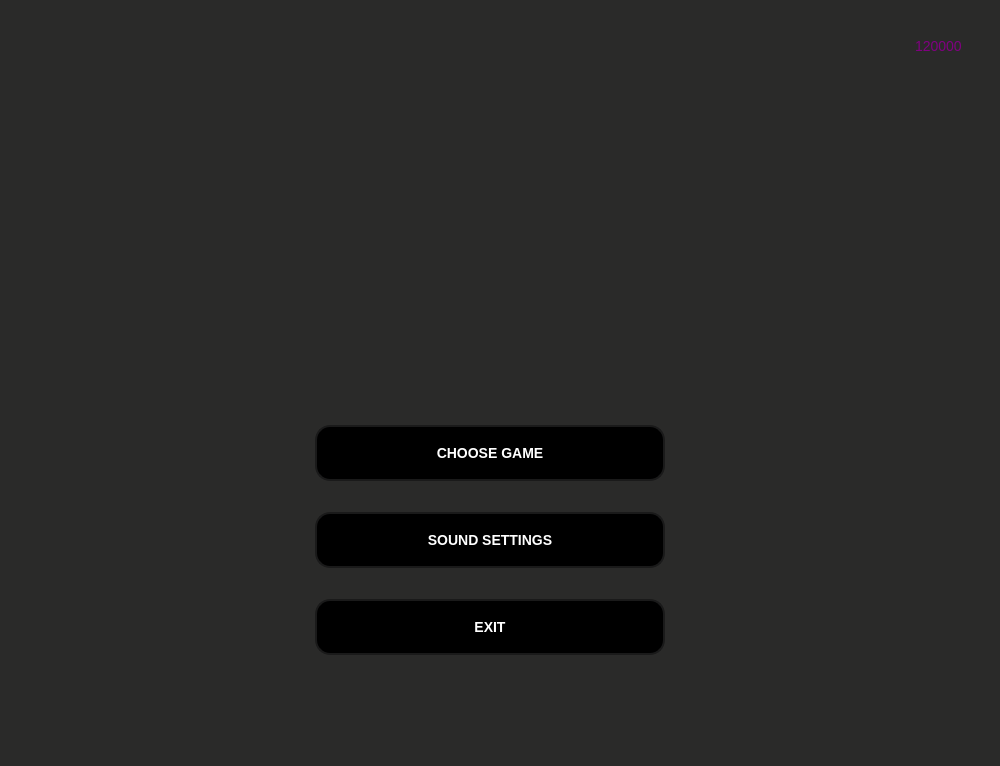
First picture: the form in mainmenu.ui, repository tompavlo/Arcades, before the edit.
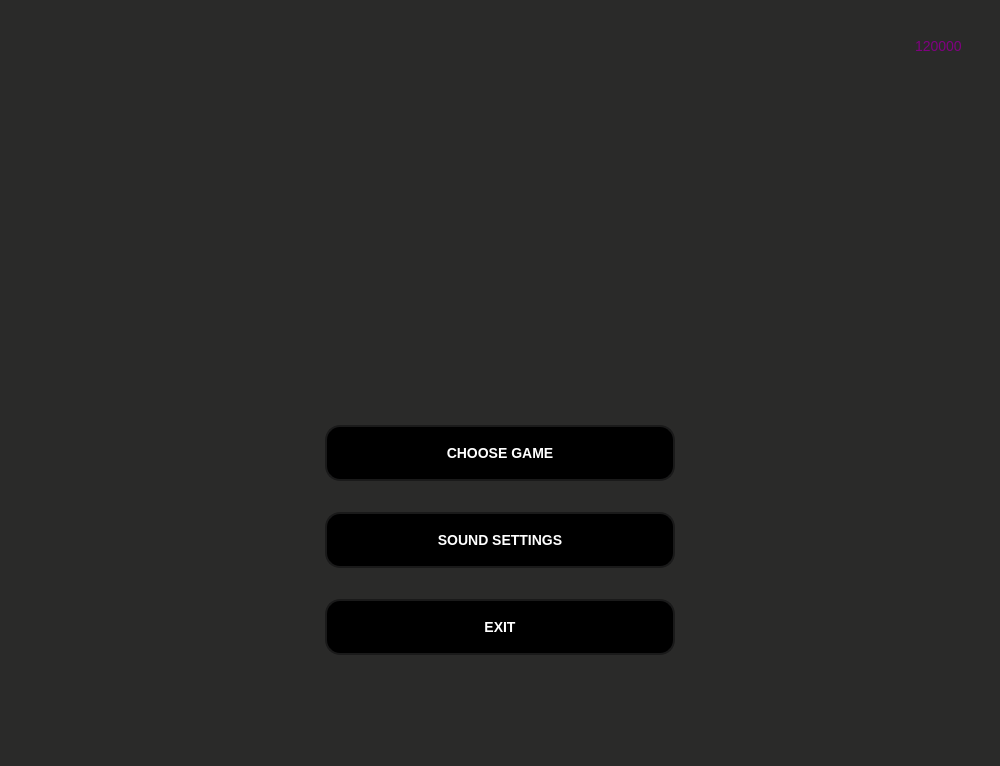
Second picture: the form after the edit. Icons and pictures are not drawn.

Diff of the .ui file:
```diff
--- a/mainmenu.ui
+++ b/mainmenu.ui
@@ -23,14 +23,14 @@
       <x>0</x>
       <y>80</y>
       <width>1000</width>
-      <height>661</height>
+      <height>680</height>
      </rect>
     </property>
     <widget class="QWidget" name="page">
      <widget class="QWidget" name="layoutWidget">
       <property name="geometry">
        <rect>
-        <x>-10</x>
+        <x>0</x>
         <y>320</y>
         <width>1001</width>
         <height>281</height>
```
